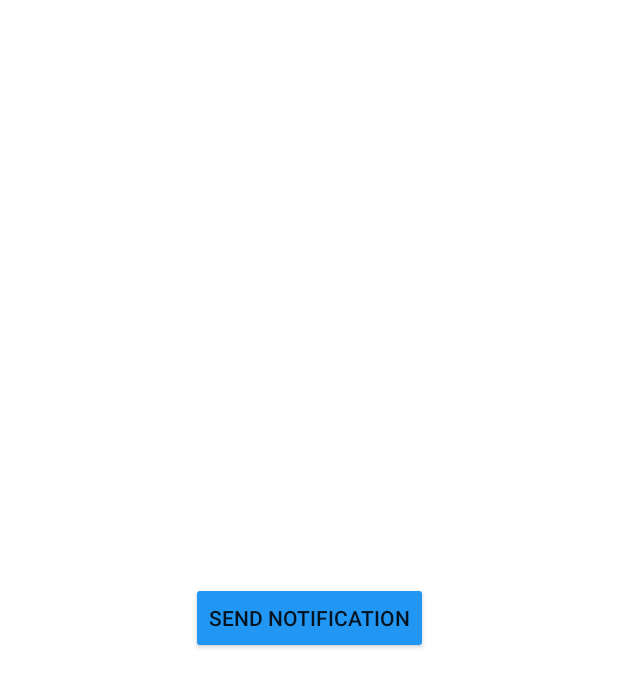
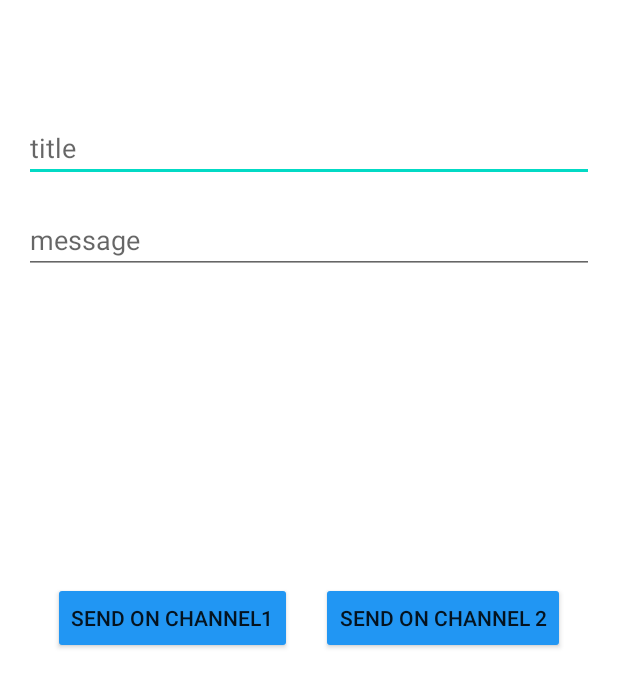
Before and after one commit to SaiKarthikYamavaram/NotificationExample, an Android app: the layout activity_main.xml on its own in the app's theme, with its tools: preview values and no code run, on a phone screen of 412 x 824 dp. Shown: the top 687 px of the screen. Run offline under Robolectric (Android 15) with nearby library versions, the phone set to English and light mode, and no system bars.

Commit message:
added basic notification

```diff
--- a/app/src/main/AndroidManifest.xml
+++ b/app/src/main/AndroidManifest.xml
@@ -3,6 +3,7 @@
     package="com.example.notificationexample">
 
     <application
+        android:name=".App"
         android:allowBackup="true"
         android:icon="@mipmap/ic_launcher"
         android:label="@string/app_name"
--- a/app/src/main/res/layout/activity_main.xml
+++ b/app/src/main/res/layout/activity_main.xml
@@ -4,17 +4,51 @@
     xmlns:tools="http://schemas.android.com/tools"
     android:layout_width="match_parent"
     android:layout_height="match_parent"
+    android:padding="16dp"
     tools:context=".MainActivity">
+
+    <EditText
+        android:id="@+id/ed_1"
+        android:layout_width="match_parent"
+        android:layout_height="wrap_content"
+        android:layout_marginTop="60dp"
+        android:autofillHints="hint"
+        android:hint="@string/title"
+        android:inputType="text"
+        app:layout_constraintTop_toTopOf="parent" />
+
+    <EditText
+        android:id="@+id/ed_2"
+        android:layout_width="match_parent"
+        android:layout_height="wrap_content"
+        android:layout_marginTop="16dp"
+        android:autofillHints="test"
+        android:hint="@string/message"
+        android:inputType="text"
+        app:layout_constraintTop_toBottomOf="@+id/ed_1" />
 
     <androidx.appcompat.widget.AppCompatButton
         android:id="@+id/btn_notification"
-        android:backgroundTint="#2196F3"
         android:layout_width="wrap_content"
         android:layout_height="wrap_content"
-        android:text="@string/send_notification"
+        android:backgroundTint="#2196F3"
+        android:text="@string/send_on_channel1"
         app:layout_constraintBottom_toBottomOf="parent"
-        app:layout_constraintLeft_toLeftOf="parent"
-        app:layout_constraintRight_toRightOf="parent"
+        app:layout_constraintEnd_toStartOf="@+id/btn_notification_10"
+        app:layout_constraintHorizontal_bias="0.5"
+        app:layout_constraintStart_toStartOf="parent"
+        app:layout_constraintTop_toTopOf="parent" />
+
+    <androidx.appcompat.widget.AppCompatButton
+        android:id="@+id/btn_notification_10"
+        android:layout_width="wrap_content"
+        android:layout_height="wrap_content"
+        android:backgroundTint="#2196F3"
+        android:text="@string/send_on_channel_2"
+        app:layout_constraintBottom_toBottomOf="parent"
+        app:layout_constraintEnd_toEndOf="parent"
+        app:layout_constraintHorizontal_bias="0.5"
+        app:layout_constraintStart_toEndOf="@+id/btn_notification"
         app:layout_constraintTop_toTopOf="parent" />
 
 </androidx.constraintlayout.widget.ConstraintLayout>
--- a/app/src/main/res/values/strings.xml
+++ b/app/src/main/res/values/strings.xml
@@ -1,4 +1,8 @@
 <resources>
     <string name="app_name">NotificationExample</string>
     <string name="send_notification">Send Notification</string>
+    <string name="send_on_channel1">Send on channel1</string>
+    <string name="send_on_channel_2">Send on channel 2</string>
+    <string name="message">message</string>
+    <string name="title">title</string>
 </resources>
```
Also changed, not shown: app/src/main/java/com/example/notificationexample/App.kt (added, +40 -0 lines), app/src/main/java/com/example/notificationexample/MainActivity.kt (+39 -42 lines), app/src/main/res/drawable/ic_1.xml (added, +10 -0 lines), app/src/main/res/drawable/ic_2.xml (added, +10 -0 lines).
